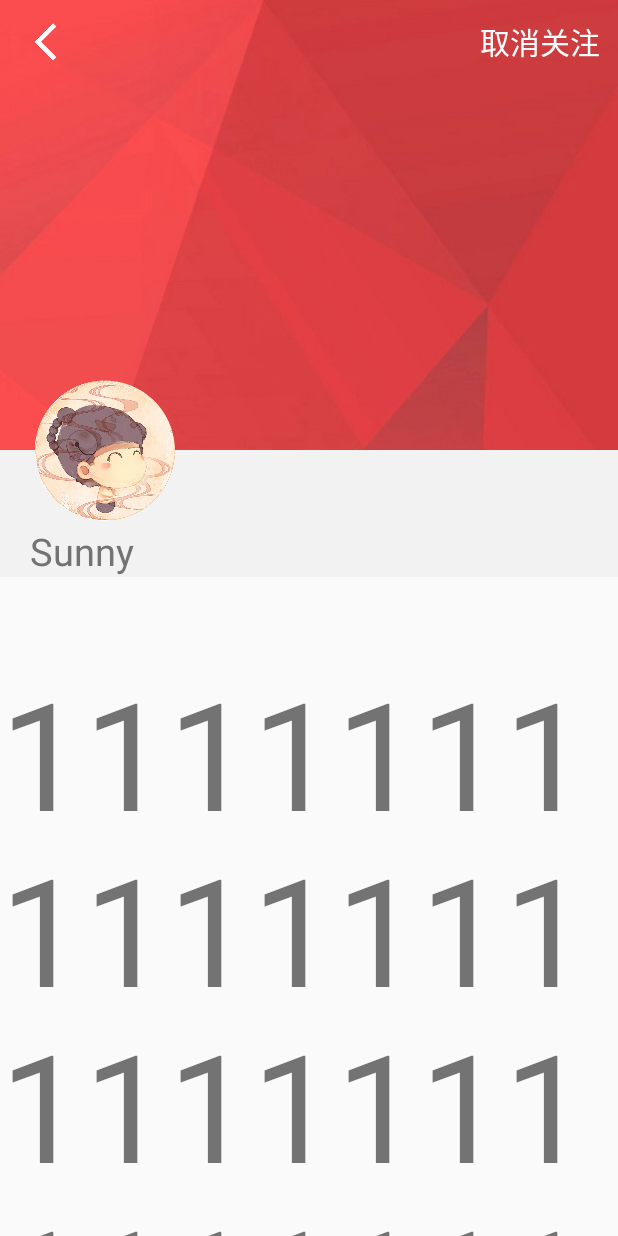
After one commit to miraclezys/Dubi, an Android app: the UserInfoActivity screen opened directly, with no data from a screen before it, on a phone screen of 412 x 824 dp. The commit adds this screen. Run offline under Robolectric (Android 15) with nearby library versions, the phone set to English and light mode, and no system bars.

Commit message:
修改主界面item样式和部分个人信息界面（未完成）

```diff
--- a/app/src/main/java/cc/wo_mo/dubi/TweetAdapter.java
+++ b/app/src/main/java/cc/wo_mo/dubi/TweetAdapter.java
@@ -56,7 +56,7 @@ public class TweetAdapter extends RecyclerView.Adapter<TweetAdapter.MyViewHolder
 
         public MyViewHolder(View itemView) {
             super(itemView);
-            userPhoto = (ImageView)itemView.findViewById(R.id.month);
+            userPhoto = (ImageView)itemView.findViewById(R.id.user_pic_img);
             username = (TextView)itemView.findViewById(R.id.user_name);
             time = (TextView)itemView.findViewById(R.id.time);
             text = (TextView)itemView.findViewById(R.id.text);
--- /dev/null
+++ b/app/src/main/java/cc/wo_mo/dubi/activities/UserInfoActivity.java
@@ -0,0 +1,56 @@
+package cc.wo_mo.dubi.activities;
+
+import android.os.Bundle;
+import android.support.design.widget.NavigationView;
+import android.support.v4.view.GravityCompat;
+import android.support.v4.widget.DrawerLayout;
+import android.support.v7.app.AppCompatActivity;
+import android.support.v7.widget.Toolbar;
+import android.view.Menu;
+import android.view.MenuItem;
+
+import cc.wo_mo.dubi.R;
+
+/**
+ * Created by shushu on 2016/12/13.
+ */
+
+public class UserInfoActivity extends AppCompatActivity
+        implements NavigationView.OnNavigationItemSelectedListener {
+    @Override
+    protected void onCreate(Bundle savedInstanceState) {
+        super.onCreate(savedInstanceState);
+        setContentView(R.layout.user_information);
+        Toolbar toolbar = (Toolbar)findViewById(R.id.toolbar);
+        toolbar.setTitle("");
+    }
+
+    @Override
+    public void onBackPressed() {
+
+    }
+
+    @Override
+    public boolean onCreateOptionsMenu(Menu menu) {
+        // Inflate the menu; this adds items to the action bar if it is present.
+
+        return true;
+    }
+
+    @Override
+    public boolean onOptionsItemSelected(MenuItem item) {
+        // Handle action bar item clicks here. The action bar will
+        // automatically handle clicks on the Home/Up button, so long
+        // as you specify a parent activity in AndroidManifest.xml.
+
+        return super.onOptionsItemSelected(item);
+    }
+
+    @SuppressWarnings("StatementWithEmptyBody")
+    @Override
+    public boolean onNavigationItemSelected(MenuItem item) {
+        // Handle navigation view item clicks here.
+
+        return true;
+    }
+}
--- a/app/src/main/res/layout/activity_main.xml
+++ b/app/src/main/res/layout/activity_main.xml
@@ -40,6 +40,7 @@
             android:layout_gravity="end|bottom"
             android:layout_margin="16dp"
             app:layout_behavior=""
+            app:srcCompat="@mipmap/pen"
             />
     </android.support.design.widget.CoordinatorLayout>
 
--- a/app/src/main/res/layout/fragment_main.xml
+++ b/app/src/main/res/layout/fragment_main.xml
@@ -12,6 +12,7 @@
         android:orientation="vertical"
         android:layout_width="match_parent"
         android:layout_height="match_parent"
+
         app:layoutManager="LinearLayoutManager"
         tools:listitem="@layout/tweet_item"
         tools:context="cc.wo_mo.dubi.TweetAdapter"/>
--- a/app/src/main/res/layout/search_layout.xml
+++ b/app/src/main/res/layout/search_layout.xml
@@ -52,6 +52,8 @@
         android:id="@+id/search_list"
         android:layout_width="match_parent"
         android:layout_height="wrap_content"
+        android:layout_marginLeft="8dp"
+        android:layout_marginRight="8dp"
         android:divider="@null" >
 
     </ListView>
--- /dev/null
+++ b/app/src/main/res/layout/user_information.xml
@@ -0,0 +1,82 @@
+<?xml version="1.0" encoding="utf-8"?>
+<android.support.design.widget.CoordinatorLayout xmlns:android="http://schemas.android.com/apk/res/android"
+    xmlns:app="http://schemas.android.com/apk/res-auto"
+    android:orientation="vertical"
+    android:layout_width="match_parent"
+    android:layout_height="match_parent">
+    <android.support.design.widget.AppBarLayout
+        android:layout_width="match_parent"
+        android:layout_height="wrap_content"
+        android:theme="@style/ThemeOverlay.AppCompat.Dark.ActionBar">
+
+        <android.support.design.widget.CollapsingToolbarLayout
+            android:layout_width="match_parent"
+            android:layout_height="wrap_content"
+            app:expandedTitleMarginEnd="64dp"
+            app:expandedTitleMarginStart="48dp"
+            app:layout_scrollFlags="scroll|exitUntilCollapsed"
+            android:background="@color/colorBackground">
+
+            <ImageView
+                android:id="@+id/background"
+                android:layout_width="match_parent"
+                android:layout_height="300dp"
+                android:scaleType="centerCrop"
+                android:src="@mipmap/beijing5"
+                app:layout_collapseMode="parallax" />
+            <ImageView
+                android:id="@+id/user_pic_img"
+                android:layout_width="100dp"
+                android:layout_height="100dp"
+                android:background="@mipmap/touxiang1"
+                android:layout_marginLeft="20dp"
+                android:layout_marginTop="250dp"/>
+            <TextView
+                android:id="@+id/user_name"
+                android:layout_width="wrap_content"
+                android:layout_height="wrap_content"
+                android:layout_marginTop="350dp"
+                android:layout_marginLeft="20dp"
+                android:text="Sunny"
+                android:textSize="25dp"
+                android:textColor="@color/colorGray"/>
+
+            <android.support.v7.widget.Toolbar
+                android:id="@+id/toolbar"
+                android:layout_width="match_parent"
+                android:layout_height="?android:attr/actionBarSize"
+                app:layout_collapseMode="pin" >
+                <Button
+                    android:id="@+id/return_button"
+                    android:layout_width="30dp"
+                    android:layout_height="30dp"
+                    android:background="@mipmap/t_return"/>
+                <Button
+                    android:id="@+id/no_focus_button"
+                    android:layout_width="83dp"
+                    android:layout_height="wrap_content"
+                    android:layout_marginRight="10dp"
+                    android:text="取消关注"
+                    android:textSize="20dp"
+                    android:layout_gravity="right|center_vertical"
+                    android:background="@mipmap/touming"/>
+            </android.support.v7.widget.Toolbar>
+
+        </android.support.design.widget.CollapsingToolbarLayout>
+    </android.support.design.widget.AppBarLayout>
+    <android.support.v4.widget.NestedScrollView
+
+        android:layout_width="match_parent"
+        android:layout_height="wrap_content"
+        android:paddingTop="50dp"
+        app:layout_behavior="@string/appbar_scrolling_view_behavior">
+
+        <TextView
+            android:layout_width="match_parent"
+            android:layout_height="wrap_content"
+            android:text="111111111111111111111111111111111111111111111111111111"
+            android:textSize="100dp" />
+
+    </android.support.v4.widget.NestedScrollView>
+
+</android.support.design.widget.CoordinatorLayout>
--- a/app/src/main/res/values/colors.xml
+++ b/app/src/main/res/values/colors.xml
@@ -9,4 +9,6 @@
     <color name="colorWhite">#FFFFFF</color>
     <color name="colorToolBar">#d01716</color>
     <color name="colorTab">#f36c60</color>
+    <color name="colorBackground">#F2F2F2</color>
+    <color name="colorBlack">#000</color>
 </resources>
--- a/app/src/main/res/values/styles.xml
+++ b/app/src/main/res/values/styles.xml
@@ -4,7 +4,7 @@
     <style name="AppTheme" parent="Theme.AppCompat.Light.NoActionBar">
         <!-- Customize your theme here. -->
         <item name="colorPrimary">@color/colorPrimary</item>
-        <item name="colorPrimaryDark">@color/colorPrimaryDark</item>
+        <item name="colorPrimaryDark">@color/colorToolBar</item>
         <item name="colorAccent">@color/colorAccent</item>
     </style>
     <style name="AppTheme.NoActionBar">
```
Also changed, not shown: app/src/main/AndroidManifest.xml (+9 -2 lines), app/src/main/res/layout/fragment_tweets_layout.xml (+21 -28 lines), app/src/main/res/layout/header_user.xml (+6 -5 lines), app/src/main/res/layout/tweet_item.xml (+45 -28 lines), app/src/main/res/mipmap-hdpi/delete.png (added), app/src/main/res/mipmap-hdpi/delete2.png (added), app/src/main/res/mipmap-hdpi/discuss.png (added), app/src/main/res/mipmap-hdpi/discuss2.png (added), app/src/main/res/mipmap-hdpi/discuss3.png (added), app/src/main/res/mipmap-hdpi/pen.png (added).
